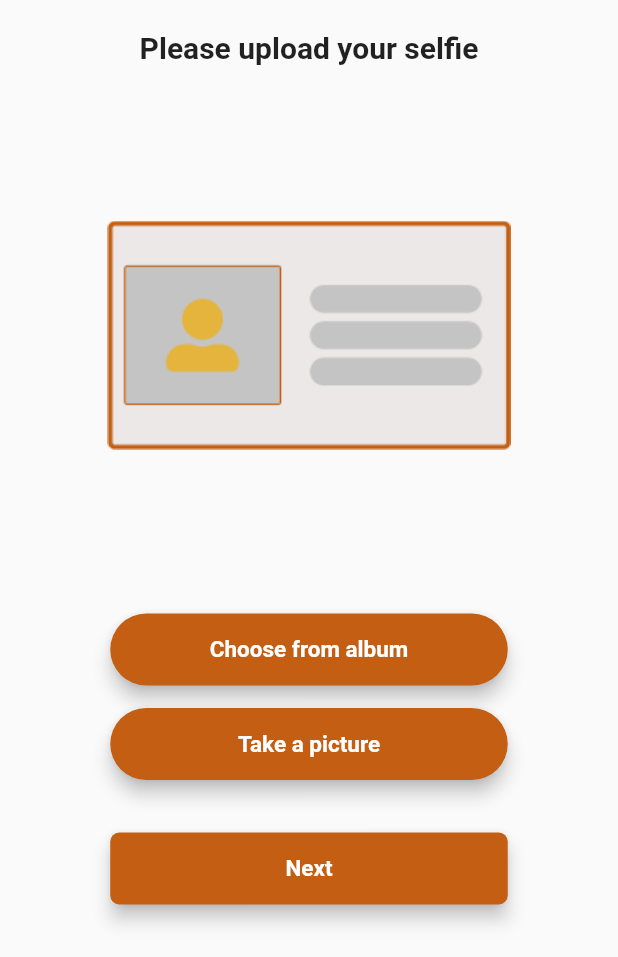
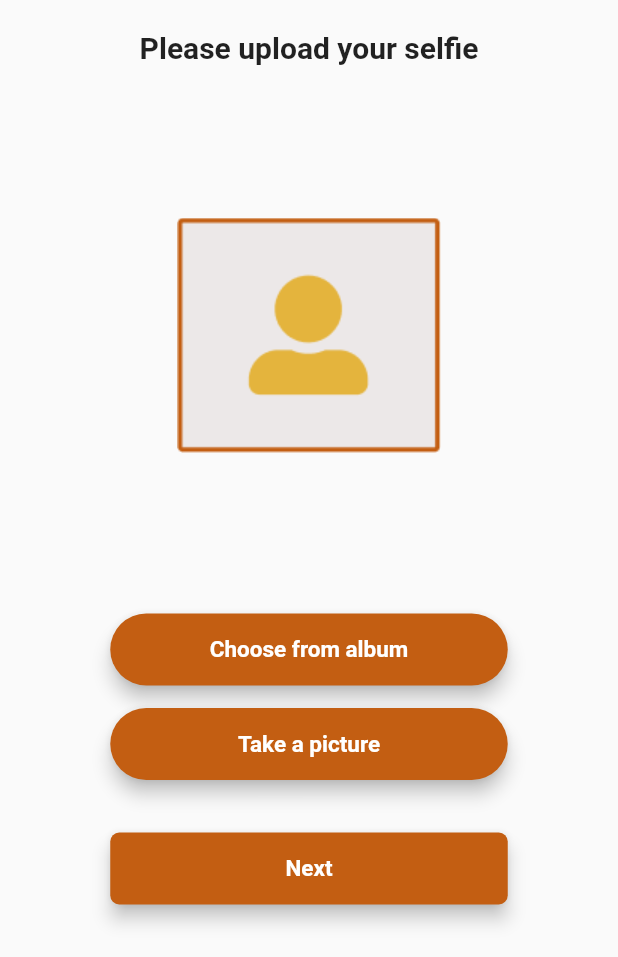
Before and after one commit to stephene1122/rentool-project, a Flutter app: the UploadUserImage screen opened directly, on a phone screen of 412 x 824 dp, the part 279-1236 px from its top. Run offline on Flutter 3.47's test engine with Material 2 defaults, Android fonts, the phone set to English and light mode, and no system bars; our stand-ins replace cloud_firestore, firebase_auth, firebase_core, firebase_storage, fluttertoast, hexcolor and 1 more; accounts and stored records are empty.

Commit message:
Registration almost done 2

```diff
--- a/lib/imageupload/registration_upload_user_image.dart
+++ b/lib/imageupload/registration_upload_user_image.dart
@@ -53,7 +53,7 @@ class _UploadUserImageState extends State<UploadUserImage> {
     FirebaseFirestore firebaseFirestore = FirebaseFirestore.instance;
     Reference ref = FirebaseStorage.instance
         .ref()
-        .child("${widget.userId}/images")
+        .child("${widget.userId}/images/user_selfie")
         .child("post_$postID");
     await ref.putFile(_image!);
     downloadURL = await ref.getDownloadURL();
@@ -170,7 +170,8 @@ class _UploadUserImageState extends State<UploadUserImage> {
               Expanded(
                 child: _image == null
                     ? SizedBox(
-                        height: 140, child: Image.asset("assets/id-image.png"))
+                        height: 140,
+                        child: Image.asset("assets/square-image.png"))
                     : Image.file(_image!),
               ),
               SizedBox(
--- a/lib/imageupload/registration_upload_validid.dart
+++ b/lib/imageupload/registration_upload_validid.dart
@@ -53,7 +53,7 @@ class _UploadValidIdState extends State<UploadValidId> {
     FirebaseFirestore firebaseFirestore = FirebaseFirestore.instance;
     Reference ref = FirebaseStorage.instance
         .ref()
-        .child("${widget.userId}/images")
+        .child("${widget.userId}/images/user_validid")
         .child("post_$postID");
     await ref.putFile(_image!);
     downloadURL = await ref.getDownloadURL();
--- a/lib/main.dart
+++ b/lib/main.dart
@@ -31,6 +31,6 @@ class MyApp extends StatelessWidget {
           // is not restarted.
           primarySwatch: buildMaterialColor(Color(0xFFC35E12)),
         ),
-        home: RegistrationScreenNotif());
+        home: LoginScreen());
   }
 }
```
